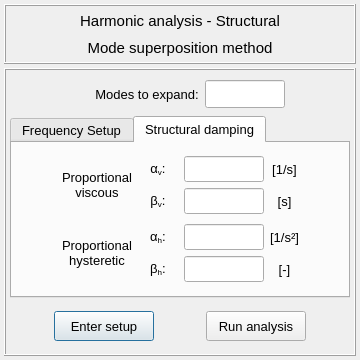
Before: the Qt Designer form pulse/interface/data/ui_files/analysis/structural/harmonic_analysis_mode_superposition_method.ui in open-pulse/OpenPulse, drawn with Qt 5.
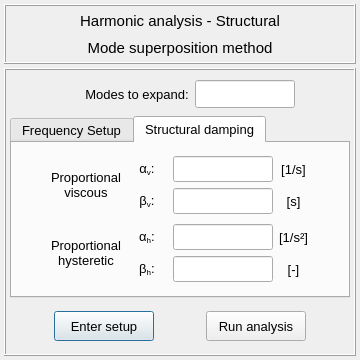
After: the same form once the commit is applied. The open tabs and pages were chosen to show the change. Icons and pictures are not drawn.

```diff
--- a/pulse/interface/data/ui_files/analysis/structural/harmonic_analysis_mode_superposition_method.ui
+++ b/pulse/interface/data/ui_files/analysis/structural/harmonic_analysis_mode_superposition_method.ui
@@ -247,13 +247,13 @@
           <widget class="QLineEdit" name="lineEdit_modes">
            <property name="minimumSize">
             <size>
-             <width>80</width>
+             <width>100</width>
              <height>28</height>
             </size>
            </property>
            <property name="maximumSize">
             <size>
-             <width>80</width>
+             <width>100</width>
              <height>28</height>
             </size>
            </property>
@@ -808,13 +808,13 @@
              <widget class="QLineEdit" name="lineEdit_av">
               <property name="minimumSize">
                <size>
-                <width>80</width>
+                <width>100</width>
                 <height>26</height>
                </size>
               </property>
               <property name="maximumSize">
                <size>
-                <width>80</width>
+                <width>100</width>
                 <height>26</height>
                </size>
               </property>
@@ -839,13 +839,13 @@
              <widget class="QLineEdit" name="lineEdit_bv">
               <property name="minimumSize">
                <size>
-                <width>80</width>
+                <width>100</width>
                 <height>26</height>
                </size>
               </property>
               <property name="maximumSize">
                <size>
-                <width>80</width>
+                <width>100</width>
                 <height>26</height>
                </size>
               </property>
@@ -887,13 +887,13 @@
              <widget class="QLineEdit" name="lineEdit_ah">
               <property name="minimumSize">
                <size>
-                <width>80</width>
+                <width>100</width>
                 <height>26</height>
                </size>
               </property>
               <property name="maximumSize">
                <size>
-                <width>80</width>
+                <width>100</width>
                 <height>26</height>
                </size>
               </property>
@@ -918,13 +918,13 @@
              <widget class="QLineEdit" name="lineEdit_bh">
               <property name="minimumSize">
                <size>
-                <width>80</width>
+                <width>100</width>
                 <height>26</height>
                </size>
               </property>
               <property name="maximumSize">
                <size>
-                <width>80</width>
+                <width>100</width>
                 <height>26</height>
                </size>
               </property>
```
Left out of the diff: 12 changed lines with no effect on the pictures.
